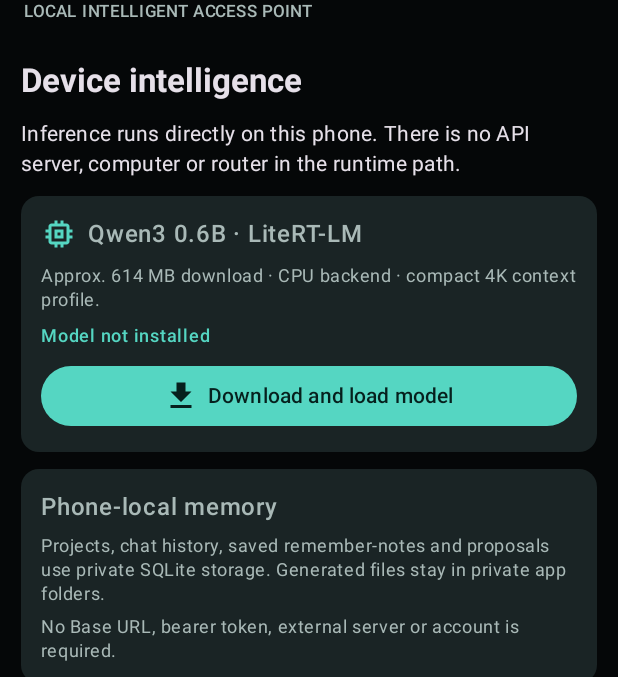
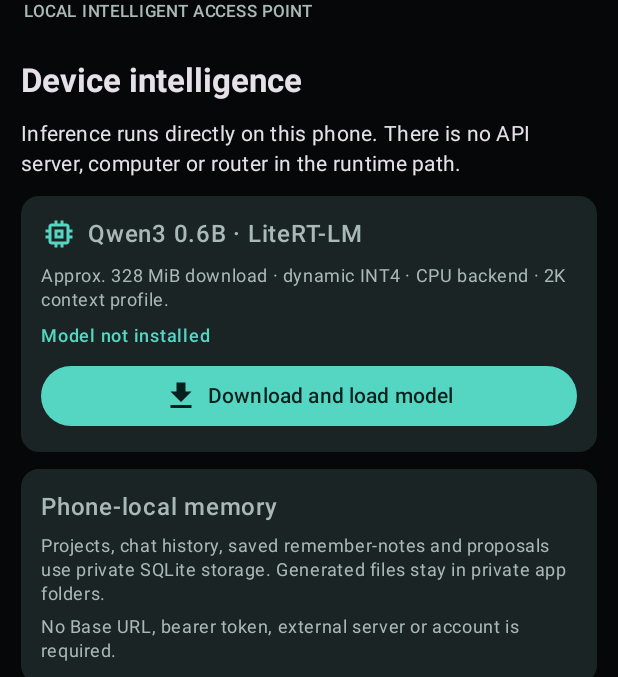
Before and after one commit to mauricio-gamedev/Ia-localfix, an Android app built with Jetpack Compose: the screen it shows after launch (MainActivity), item 3 of the bottom bar chosen, on a phone screen of 412 x 824 dp, the part 57-734 px from its top. Run offline under Robolectric (Android 15) with nearby library versions, the phone set to English and light mode, and no system bars; libraries missing offline, so code that uses them is left out: com.google.ai.edge; pictures from the network do not load.

Commit message:
perf(android): tune local inference for 4 GB devices

```diff
--- a/android/app/src/main/java/io/github/mauriciogamedev/ialocalfix/ModelInstaller.kt
+++ b/android/app/src/main/java/io/github/mauriciogamedev/ialocalfix/ModelInstaller.kt
@@ -12,13 +12,13 @@ import java.net.URL
 import java.security.MessageDigest
 
 object LocalModelCatalog {
-    const val FILE_NAME = "Qwen3-0.6B.litertlm"
-    const val DOWNLOAD_URL = "https://huggingface.co/litert-community/Qwen3-0.6B/resolve/main/Qwen3-0.6B.litertlm"
+    const val FILE_NAME = "Qwen3-0.6B_dynamic_wi4b32_afp32.litertlm"
+    const val DOWNLOAD_URL = "https://huggingface.co/litert-community/Qwen3-0.6B/resolve/main/Qwen3-0.6B_dynamic_wi4b32_afp32.litertlm"
     const val MODEL_CARD_URL = "https://huggingface.co/litert-community/Qwen3-0.6B"
-    const val EXPECTED_SHA256 = "c5f39b4191926786c3e6668b62af4d6eb15248dfc7a5348252a9b406f33f2108"
-    const val MIN_BYTES = 600_000_000L
-    const val MAX_BYTES = 650_000_000L
-    const val EXPECTED_DISPLAY_BYTES = 614_000_000L
+    const val EXPECTED_SHA256 = "96491bb0f78fa68098bf8f1d3628194c97041aff7894f8cc29303b3acdb877a9"
+    const val MIN_BYTES = 340_000_000L
+    const val MAX_BYTES = 350_000_000L
+    const val EXPECTED_DISPLAY_BYTES = 344_686_592L
 
     fun modelFile(context: Context): File {
         val directory = File(context.filesDir, "models")
@@ -63,7 +63,7 @@ class LocalModelInstaller(context: Context) {
                         val count = input.read(buffer)
                         if (count < 0) break
                         downloaded += count
-                        if (downloaded > LocalModelCatalog.MAX_BYTES) throw IllegalStateException("The downloaded model exceeded the expected 614 MB size.")
+                        if (downloaded > LocalModelCatalog.MAX_BYTES) throw IllegalStateException("The downloaded model exceeded the expected 328 MiB size.")
                         digest.update(buffer, 0, count)
                         output.write(buffer, 0, count)
                         if (downloaded % (1024 * 1024) < count) {
@@ -76,7 +76,7 @@ class LocalModelInstaller(context: Context) {
                 }
             }
             require(downloaded in LocalModelCatalog.MIN_BYTES..LocalModelCatalog.MAX_BYTES) {
-                "The downloaded model size does not match the published 614 MB model."
+                "The downloaded model size does not match the published 328 MiB model."
             }
             val actualHash = digest.digest().joinToString("") { "%02x".format(it) }
             require(actualHash.equals(LocalModelCatalog.EXPECTED_SHA256, ignoreCase = true)) {
```
Also changed, not shown: android/app/src/main/java/io/github/mauriciogamedev/ialocalfix/LocalInference.kt (+13 -4 lines), android/app/src/main/java/io/github/mauriciogamedev/ialocalfix/MainActivity.kt (+6 -6 lines), 4 other files.
